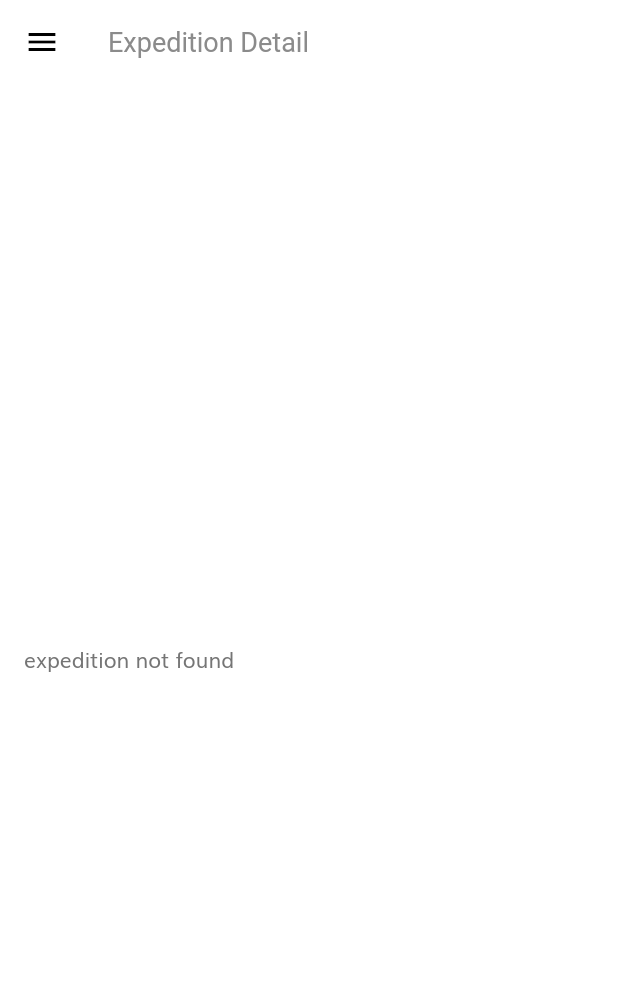
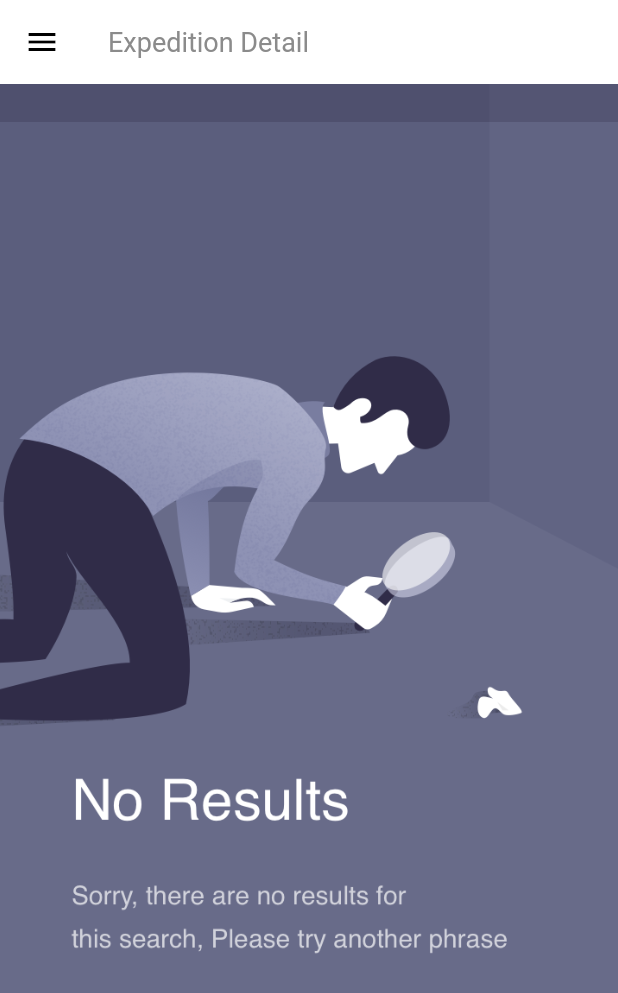
Before and after one commit to manal-elrhezzali/trancentum_ui_kit, a Flutter app: the ExpeditionDetailScreen screen opened by its route, on a phone screen of 412 x 824 dp. Shown: the top 993 px of the screen. Run offline on Flutter 3.47's test engine with Material 2 defaults, Android fonts, the phone set to English and light mode, and no system bars; our stand-ins replace fl_chart, flutter_svg.

Commit message:
added a no result found widget for search field

```diff
--- a/lib/screens/expedition_detail/components/body.dart
+++ b/lib/screens/expedition_detail/components/body.dart
@@ -2,6 +2,7 @@ import 'package:flutter/material.dart';
 import 'package:trancentum_ui_kit/data/expeditions.dart';
 import 'package:trancentum_ui_kit/models/expedition.dart';
 import 'package:trancentum_ui_kit/screens/expedition_detail/components/infos_generales_datatable.dart';
+import 'package:trancentum_ui_kit/screens/no_result_found/no_result_found_screen.dart';
 
 import '../../../constants.dart';
 import 'expediteur_destinataire_datatable.dart';
@@ -47,7 +48,9 @@ class Body extends StatelessWidget {
         (element) => element.codeExpedition == expeditionCode,
         orElse: () => null);
     return SafeArea(
-      child: Center(
+      child: expedition == null
+          ? NoResultFoundScreen()
+          : Center(
               child: Row(
                 crossAxisAlignment: CrossAxisAlignment.start,
                 children: [
@@ -56,12 +59,9 @@ class Body extends StatelessWidget {
                     child: SafeArea(
                       child: SingleChildScrollView(
                         padding: EdgeInsets.all(defaultPadding),
-                  child: expedition == null
-                      ? Text("expedition not found") // replace this with a good design
-                      : Column(
+                        child: Column(
                           children: [
                             SizedBox(height: defaultPadding),
-
                             buildDataTable(
                                 "Informations Générales",
                                 InfoGeneraleDatatable(
--- a/lib/screens/expedition_detail/components/infos_generales_datatable.dart
+++ b/lib/screens/expedition_detail/components/infos_generales_datatable.dart
@@ -1,6 +1,5 @@
 import 'package:flutter/material.dart';
 import 'package:intl/intl.dart';
-import 'package:trancentum_ui_kit/data/expeditions.dart';
 import 'package:trancentum_ui_kit/models/expedition.dart';
 
 import '../../../constants.dart';
--- a/lib/screens/home/dashboard/components/my_shipments.dart
+++ b/lib/screens/home/dashboard/components/my_shipments.dart
@@ -1,6 +1,4 @@
 import 'package:flutter/material.dart';
-import 'package:trancentum_ui_kit/data/expeditions.dart';
-import 'package:trancentum_ui_kit/models/expedition.dart';
 import 'package:trancentum_ui_kit/models/package_status_info.dart';
 import 'package:trancentum_ui_kit/responsive_widget.dart';
 import 'package:trancentum_ui_kit/screens/new_expedition/new_expedition_screen.dart';
--- a/lib/screens/home/dashboard/components/search_field.dart
+++ b/lib/screens/home/dashboard/components/search_field.dart
@@ -1,7 +1,5 @@
 import 'package:flutter/material.dart';
 import 'package:flutter_svg/flutter_svg.dart';
-import 'package:trancentum_ui_kit/data/expeditions.dart';
-import 'package:trancentum_ui_kit/models/expedition.dart';
 import 'package:trancentum_ui_kit/screens/expedition_detail/expedition_detail_screen.dart';
 
 import '../../../../constants.dart';
--- a/lib/screens/home/home_screen.dart
+++ b/lib/screens/home/home_screen.dart
@@ -1,6 +1,4 @@
 import 'package:flutter/material.dart';
-
-import '../../responsive_widget.dart';
 import '../../components/side_menu.dart';
 import 'dashboard/dashboard.dart';
 
--- /dev/null
+++ b/lib/screens/no_result_found/no_result_found_screen.dart
@@ -0,0 +1,32 @@
+import 'package:flutter/material.dart';
+
+class NoResultFoundScreen extends StatelessWidget {
+  @override
+  Widget build(BuildContext context) {
+    return Stack(
+      fit: StackFit.expand,
+      children: [
+        Image.asset(
+          "assets/images/14_No Search Results.png",
+          fit: BoxFit.cover,
+        ),
+        Positioned(
+          bottom: MediaQuery.of(context).size.height * 0.15,
+          left: MediaQuery.of(context).size.width * 0.065,
+          right: MediaQuery.of(context).size.width * 0.065,
+          child: Container(
+            decoration: BoxDecoration(
+              boxShadow: [
+                BoxShadow(
+                  offset: Offset(0, 13),
+                  blurRadius: 25,
+                  color: Color(0xFF5666C2).withOpacity(0.17),
+                ),
+              ],
+            ),
+          ),
+        )
+      ],
+    );
+  }
+}
--- a/lib/theme.dart
+++ b/lib/theme.dart
@@ -1,6 +1,4 @@
 import 'package:flutter/material.dart';
-import 'package:google_fonts/google_fonts.dart';
-
 import './constants.dart';
 
 ThemeData theme() {
```
Also changed, not shown: lib/components/no_account_text.dart (+39 -5 lines), lib/main.dart (+2 -6 lines), lib/screens/forgot_password/components/body.dart (+8 -8 lines), assets/images/14_No Search Results.png (added). Lines whose indentation alone changed are shown as unchanged.
